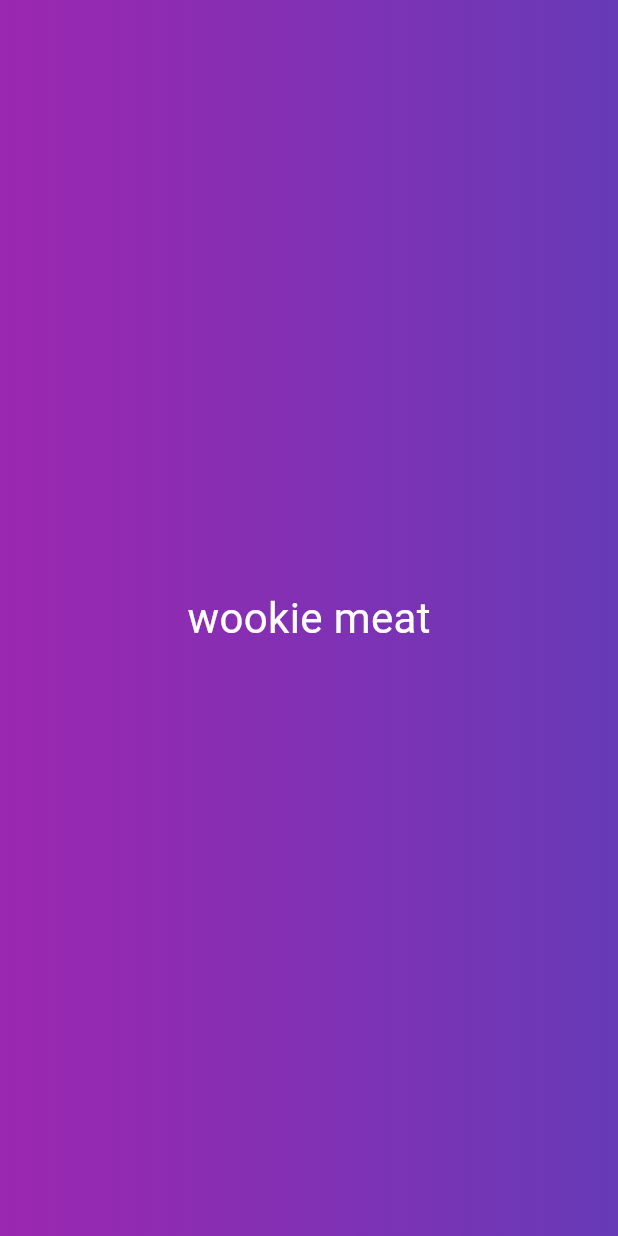
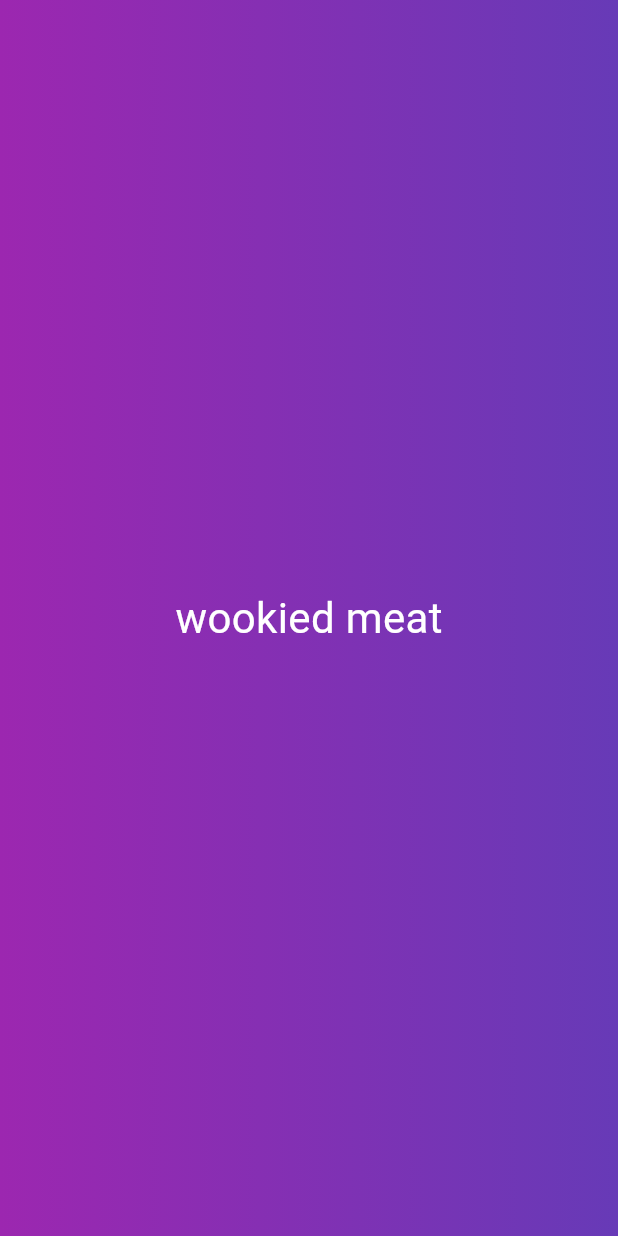
Before and after one commit to kevinbrowndc/flutter_app1, a Flutter app: the screen it shows after launch, on a phone screen of 412 x 824 dp. Run offline on Flutter 3.47's test engine with Material 3 defaults, Android fonts, the phone set to English and light mode, and no system bars.

Commit message:
instace variable

```diff
--- a/lib/gradient_container.dart
+++ b/lib/gradient_container.dart
@@ -3,6 +3,7 @@ import 'package:flutter/material.dart';
 
 class GradientContainer extends StatelessWidget{
   const GradientContainer({super.key});
+
 
  @override
   Widget build (context) {
@@ -12,7 +13,7 @@ class GradientContainer extends StatelessWidget{
               colors: [Colors.purple,Colors.deepPurple],),
           ),
 child: const Center(
-  child: StyledText()
+  child: StyledText('wookied meat'),
         )
         );
   }
--- a/lib/styled_text.dart
+++ b/lib/styled_text.dart
@@ -1,10 +1,13 @@
 import 'package:flutter/material.dart';
 
 class StyledText extends StatelessWidget{
-  const StyledText({super.key});
+  const StyledText(this.text, {super.key});
+
+  final String text;
+
   @override
     Widget build(context){
-      return const Text('wookie meat', style: TextStyle(color: Colors.white, fontSize: 28.0));
+      return Text(text, style: const TextStyle(color: Colors.white, fontSize: 28.0));
 
     }
 
```
